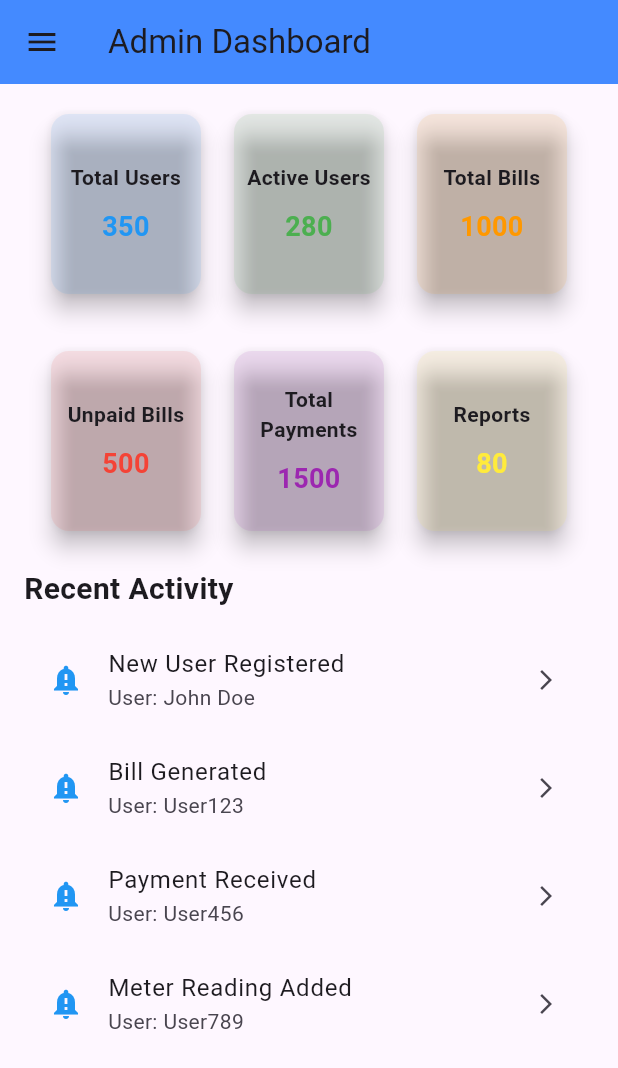
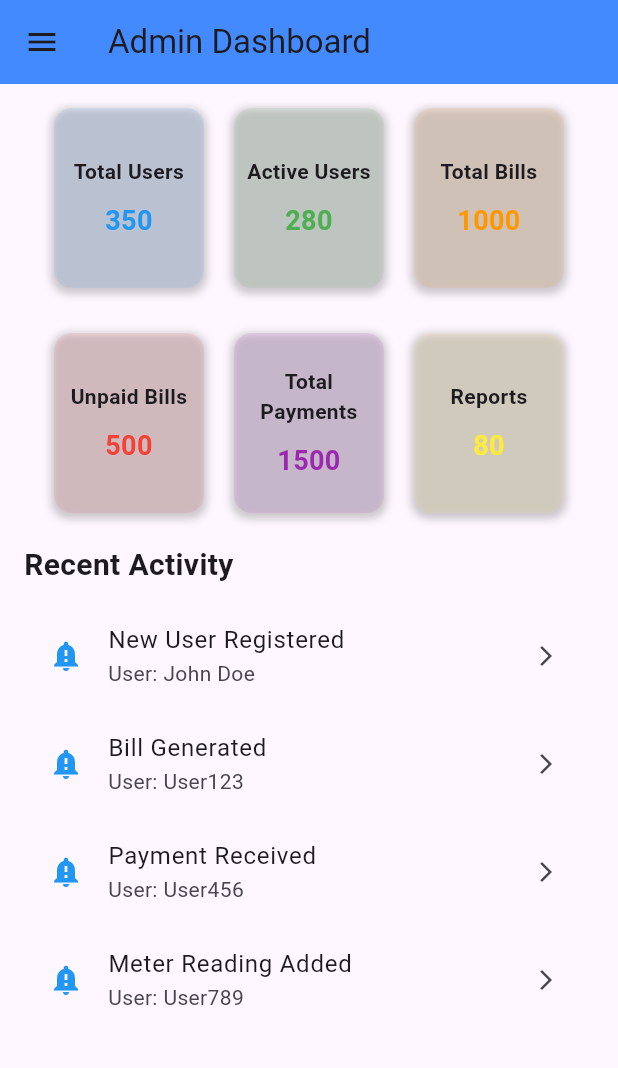
Before and after one commit to NexusGKSoftwares/admin_panel, a Flutter app: the DashboardScreen screen opened directly, on a phone screen of 412 x 824 dp. Shown: the top 1068 px of the screen. Run offline on Flutter 3.47's test engine with Material 3 defaults, Android fonts, the phone set to English and light mode, and no system bars.

Commit message:
"Refactored DashboardScreen: removed navigation drawer code, replaced _buildCard with _buildAnimatedCard, and moved navigation drawer code to the end of the file."

```diff
--- a/lib/screens/dashboard_screen.dart
+++ b/lib/screens/dashboard_screen.dart
@@ -24,6 +24,101 @@ class DashboardScreen extends StatelessWidget {
           ),
         ),
       ),
+    );
+  }
+
+  // Build the overview section with animated cards
+  Widget _buildOverviewCards(BuildContext context) {
+    return Column(
+      crossAxisAlignment: CrossAxisAlignment.start,
+      children: [
+        Row(
+          mainAxisAlignment: MainAxisAlignment.spaceEvenly,
+          children: [
+            _buildAnimatedCard('Total Users', '350', Colors.blue),
+            _buildAnimatedCard('Active Users', '280', Colors.green),
+            _buildAnimatedCard('Total Bills', '1000', Colors.orange),
+          ],
+        ),
+        const SizedBox(height: 30),
+        Row(
+          mainAxisAlignment: MainAxisAlignment.spaceEvenly,
+          children: [
+            _buildAnimatedCard('Unpaid Bills', '500', Colors.red),
+            _buildAnimatedCard('Total Payments', '1500', Colors.purple),
+            _buildAnimatedCard('Reports', '80', Colors.yellow),
+          ],
+        ),
+      ],
+    );
+  }
+
+  // Animated card with scale effect
+  Widget _buildAnimatedCard(String title, String value, Color color) {
+    return AnimatedContainer(
+      duration: const Duration(seconds: 1),
+      curve: Curves.easeInOut,
+      width: 100,
+      height: 120,
+      decoration: BoxDecoration(
+        color: color.withOpacity(0.1),
+        borderRadius: BorderRadius.circular(12),
+        boxShadow: [
+          BoxShadow(
+            color: Colors.black.withOpacity(0.2),
+            spreadRadius: 2,
+            blurRadius: 4,
+            offset: Offset(0, 2), // Changes the position of the shadow
+          ),
+        ],
+      ),
+      child: Column(
+        mainAxisAlignment: MainAxisAlignment.center,
+        children: [
+          Text(
+            title,
+            textAlign: TextAlign.center,
+            style: const TextStyle(fontSize: 14, fontWeight: FontWeight.bold),
+          ),
+          const SizedBox(height: 10),
+          Text(
+            value,
+            textAlign: TextAlign.center,
+            style: TextStyle(fontSize: 18, color: color, fontWeight: FontWeight.bold),
+          ),
+        ],
+      ),
+    );
+  }
+
+  // Build the recent activity section
+  Widget _buildRecentActivitySection() {
+    return Column(
+      crossAxisAlignment: CrossAxisAlignment.start,
+      children: [
+        const Text(
+          'Recent Activity',
+          style: TextStyle(fontSize: 20, fontWeight: FontWeight.bold),
+        ),
+        const SizedBox(height: 10),
+        _buildRecentActivityItem('New User Registered', 'John Doe'),
+        _buildRecentActivityItem('Bill Generated', 'User123'),
+        _buildRecentActivityItem('Payment Received', 'User456'),
+        _buildRecentActivityItem('Meter Reading Added', 'User789'),
+      ],
+    );
+  }
+
+  // Build a recent activity item
+  Widget _buildRecentActivityItem(String action, String user) {
+    return ListTile(
+      leading: const Icon(Icons.notification_important, color: Colors.blue),
+      title: Text(action),
+      subtitle: Text('User: $user'),
+      trailing: const Icon(Icons.arrow_forward_ios, size: 16),
+      onTap: () {
+        // Navigate to the details page (add navigation here)
+      },
     );
   }
 
@@ -66,90 +161,4 @@ class DashboardScreen extends StatelessWidget {
       ),
     );
   }
-
-  // Build the overview section with cards
-  Widget _buildOverviewCards(BuildContext context) {
-    return Column(
-      crossAxisAlignment: CrossAxisAlignment.start,
-      children: [
-        Row(
-          mainAxisAlignment: MainAxisAlignment.spaceEvenly,
-          children: [
-            _buildCard('Total Users', '350', Colors.blue),
-            _buildCard('Active Users', '280', Colors.green),
-            _buildCard('Total Bills', '1000', Colors.orange),
-          ],
-        ),
-        const SizedBox(height: 30),
-        Row(
-          mainAxisAlignment: MainAxisAlignment.spaceEvenly,
-          children: [
-            _buildCard('Unpaid Bills', '500', Colors.red),
-            _buildCard('Total Payments', '1500', Colors.purple),
-            _buildCard('Reports', '80', Colors.yellow),
-          ],
-        ),
-      ],
-    );
-  }
-
-  // Build a single card for the overview section
-  Widget _buildCard(String title, String value, Color color) {
-    return Card(
-      color: color.withOpacity(0.1),
-      elevation: 6,
-      shape: RoundedRectangleBorder(borderRadius: BorderRadius.circular(12)),
-      child: SizedBox(
-        width: 100,
-        height: 120,
-        child: Column(
-          mainAxisAlignment: MainAxisAlignment.center,
-          children: [
-            Text(
-              title,
-              textAlign: TextAlign.center,
-              style: const TextStyle(fontSize: 14, fontWeight: FontWeight.bold),
-            ),
-            const SizedBox(height: 10),
-            Text(
-              value,
-              textAlign: TextAlign.center,
-              style: TextStyle(fontSize: 18, color: color, fontWeight: FontWeight.bold),
-            ),
-          ],
-        ),
-      ),
-    );
-  }
-
-  // Build the recent activity section
-  Widget _buildRecentActivitySection() {
-    return Column(
-      crossAxisAlignment: CrossAxisAlignment.start,
-      children: [
-        const Text(
-          'Recent Activity',
-          style: TextStyle(fontSize: 20, fontWeight: FontWeight.bold),
-        ),
-        const SizedBox(height: 10),
-        _buildRecentActivityItem('New User Registered', 'John Doe'),
-        _buildRecentActivityItem('Bill Generated', 'User123'),
-        _buildRecentActivityItem('Payment Received', 'User456'),
-        _buildRecentActivityItem('Meter Reading Added', 'User789'),
-      ],
-    );
-  }
-
-  // Build a recent activity item
-  Widget _buildRecentActivityItem(String action, String user) {
-    return ListTile(
-      leading: const Icon(Icons.notification_important, color: Colors.blue),
-      title: Text(action),
-      subtitle: Text('User: $user'),
-      trailing: const Icon(Icons.arrow_forward_ios, size: 16),
-      onTap: () {
-        // Navigate to the details page (add navigation here)
-      },
-    );
-  }
 }
```
